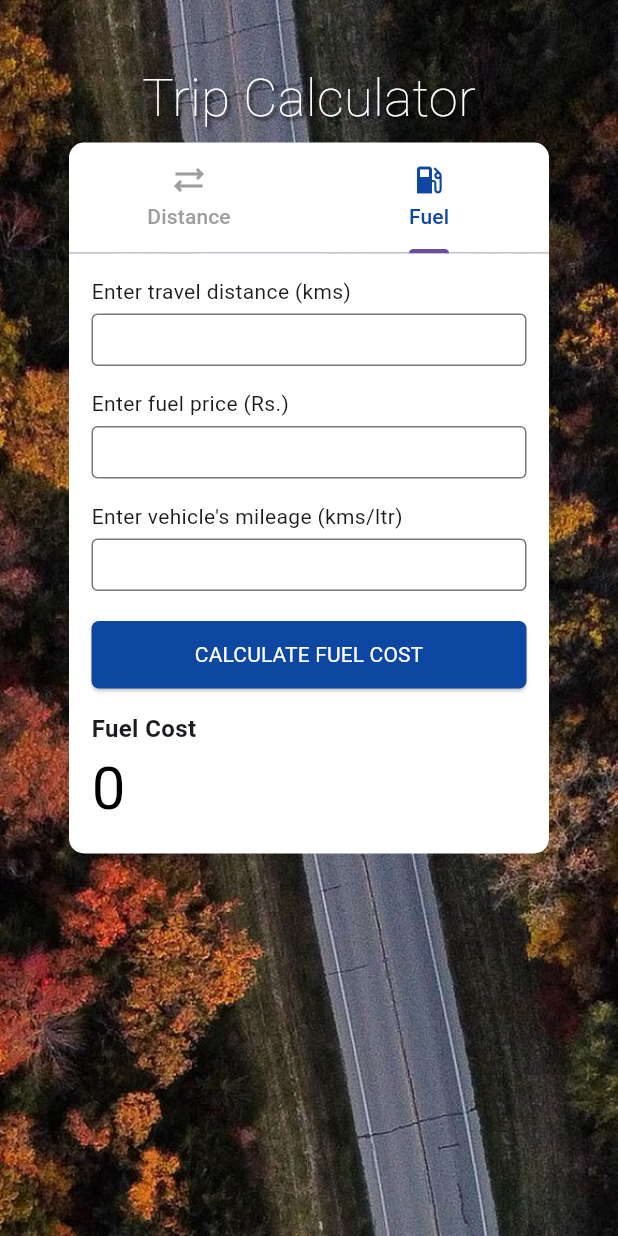
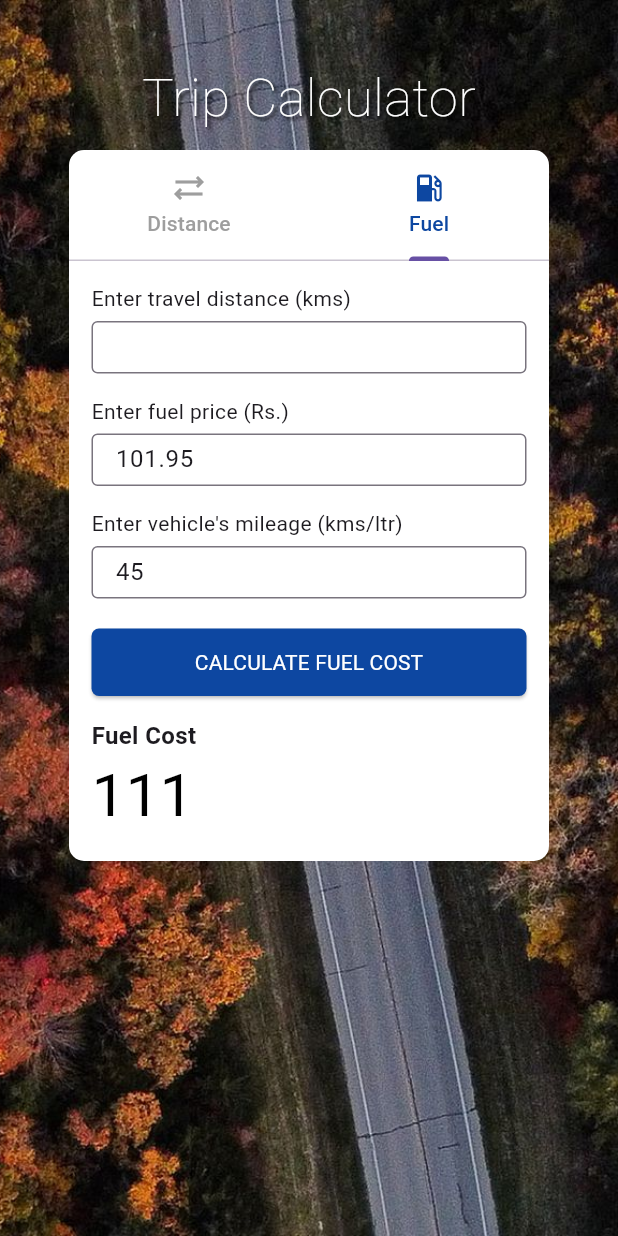
Before and after one commit to PraveenJJ/Trip-Calculator-Flutter, a Flutter app: the screen it shows after launch, tab 2 chosen, after a tap on "CALCULATE FUEL COST", on a phone screen of 412 x 824 dp. Run offline on Flutter 3.47's test engine with Material 3 defaults, Android fonts, the phone set to English and light mode, and no system bars; drawn by our look-alikes of animated_flip_counter; missing offline and left inert: flip_panel, odometer.

Commit message:
refactoring widgets 1.1

```diff
--- a/lib/main.dart
+++ b/lib/main.dart
@@ -15,7 +15,7 @@ class MyApp extends StatelessWidget {
   @override
   Widget build(BuildContext context) {
     return const MaterialApp(
-      title: 'Variable Height Tabs',
+      title: 'Trip Calculator',
       home: MyHomePage(),
     );
   }
@@ -80,7 +80,7 @@ class MyHomePageState extends State<MyHomePage>
                             const DistanceFormContainer(),
 
                             // Container for Fuel form
-                            const FuelFormContainer(),
+                            FuelFormContainer(),
                           ][_tabController.index],
                         ),
                       ],
--- a/lib/widgets/distance_form_container.dart
+++ b/lib/widgets/distance_form_container.dart
@@ -9,8 +9,8 @@ class DistanceFormContainer extends StatefulWidget {
 
 class DistanceFormContainerState  extends State<DistanceFormContainer> {
 
-  final TextEditingController _amountSpentController = TextEditingController(text: '100');
-  final TextEditingController _currentOdometerController = TextEditingController(text: '8100');
+  final TextEditingController _amountSpentController = TextEditingController();
+  final TextEditingController _currentOdometerController = TextEditingController();
   final TextEditingController _fuelPriceController = TextEditingController(text: '101.95');
   final TextEditingController _mileageController = TextEditingController(text: '45');
 
@@ -61,6 +61,7 @@ class DistanceFormContainerState  extends State<DistanceFormContainer> {
                   child: TextFormField(
                     controller: _amountSpentController,
                     keyboardType: const TextInputType.numberWithOptions(decimal: false),
+                    textAlignVertical: TextAlignVertical.top,
                     decoration: const InputDecoration(
                       border: OutlineInputBorder(),
                     ),
@@ -80,6 +81,7 @@ class DistanceFormContainerState  extends State<DistanceFormContainer> {
                   child: TextFormField(
                     controller: _currentOdometerController,
                     keyboardType: const TextInputType.numberWithOptions(decimal: false),
+                    textAlignVertical: TextAlignVertical.top,
                     decoration: const InputDecoration(
                       border: OutlineInputBorder(),
                     ),
@@ -99,6 +101,7 @@ class DistanceFormContainerState  extends State<DistanceFormContainer> {
                   child: TextFormField(
                     controller: _fuelPriceController,
                     keyboardType: const TextInputType.numberWithOptions(decimal: false),
+                    textAlignVertical: TextAlignVertical.top,
                     decoration: const InputDecoration(
                       border: OutlineInputBorder(),
                     ),
@@ -118,6 +121,7 @@ class DistanceFormContainerState  extends State<DistanceFormContainer> {
                   child: TextFormField(
                     controller: _mileageController,
                     keyboardType: const TextInputType.numberWithOptions(decimal: false),
+                    textAlignVertical: TextAlignVertical.top,
                     decoration: const InputDecoration(
                       border: OutlineInputBorder(),
                     ),
--- a/lib/widgets/fuel_form_container.dart
+++ b/lib/widgets/fuel_form_container.dart
@@ -1,8 +1,33 @@
 import 'package:flutter/material.dart';
 import 'package:animated_flip_counter/animated_flip_counter.dart';
 
-class FuelFormContainer extends StatelessWidget {
+class FuelFormContainer extends StatefulWidget {
   const FuelFormContainer({Key? key}) : super(key: key);
+  @override
+  FuelFormContainerState createState() => FuelFormContainerState();
+}
+
+class FuelFormContainerState extends State<FuelFormContainer> {
+  final TextEditingController _travelDistanceController =
+      TextEditingController();
+  final TextEditingController _fuelPriceController =
+      TextEditingController(text: '101.95');
+  final TextEditingController _mileageController =
+      TextEditingController(text: '45');
+
+  double fuelCostValue = 111;
+
+  Future<void> _calculateFuelCost() async {
+    double travelDistance = double.parse(_travelDistanceController.text);
+    double fuelPrice = double.parse(_fuelPriceController.text);
+    double mileage = double.parse(_mileageController.text);
+
+    double fuelCost = ((travelDistance / mileage) * fuelPrice).roundToDouble();
+
+    setState(() {
+      fuelCostValue = fuelCost;
+    });
+  }
 
   @override
   Widget build(BuildContext context) {
@@ -20,15 +45,78 @@ class FuelFormContainer extends StatelessWidget {
           mainAxisAlignment: MainAxisAlignment.start,
           crossAxisAlignment: CrossAxisAlignment.stretch,
           children: [
-            buildLabeledTextField(label: 'Enter travel distance (kms)'),
-            buildLabeledTextField(label: 'Enter fuel price (Rs.)'),
-            buildLabeledTextField(label: "Enter vehicle's mileage (kms/ltr)"),
+            Column(
+              crossAxisAlignment: CrossAxisAlignment.start,
+              children: [
+                const Text('Enter travel distance (kms)',
+                    style: TextStyle(fontWeight: FontWeight.normal)),
+                const SizedBox(height: 5.0),
+                SizedBox(
+                  height: 35.0, // Set the desired height here
+                  child: TextFormField(
+                    controller: _travelDistanceController,
+                    keyboardType:
+                        const TextInputType.numberWithOptions(decimal: false),
+                    textAlignVertical: TextAlignVertical.top,
+                    decoration: const InputDecoration(
+                      border: OutlineInputBorder(),
+                    ),
+                    // Add any necessary validation or controller properties
+                  ),
+                ),
+                const SizedBox(height: 15.0),
+              ],
+            ),
+            Column(
+              crossAxisAlignment: CrossAxisAlignment.start,
+              children: [
+                const Text('Enter fuel price (Rs.)',
+                    style: TextStyle(fontWeight: FontWeight.normal)),
+                const SizedBox(height: 5.0),
+                SizedBox(
+                  height: 35.0, // Set the desired height here
+                  child: TextFormField(
+                    controller: _fuelPriceController,
+                    keyboardType:
+                        const TextInputType.numberWithOptions(decimal: false),
+                    textAlignVertical: TextAlignVertical.top,
+                    decoration: const InputDecoration(
+                      border: OutlineInputBorder(),
+                    ),
+                    // Add any necessary validation or controller properties
+                  ),
+                ),
+                const SizedBox(height: 15.0),
+              ],
+            ),
+            Column(
+              crossAxisAlignment: CrossAxisAlignment.start,
+              children: [
+                const Text('Enter vehicle\'s mileage (kms/ltr)',
+                    style: TextStyle(fontWeight: FontWeight.normal)),
+                const SizedBox(height: 5.0),
+                SizedBox(
+                  height: 35.0, // Set the desired height here
+                  child: TextFormField(
+                    controller: _mileageController,
+                    keyboardType:
+                        const TextInputType.numberWithOptions(decimal: false),
+                    textAlignVertical: TextAlignVertical.top,
+                    decoration: const InputDecoration(
+                      border: OutlineInputBorder(),
+                    ),
+                    // Add any necessary validation or controller properties
+                  ),
+                ),
+                const SizedBox(height: 15.0),
+              ],
+            ),
             Container(
               padding: const EdgeInsets.fromLTRB(0.0, 5.0, 0.0, 0.0),
               height: 50.0,
               child: ElevatedButton(
                 onPressed: () {
-                  // Handle form submission
+                  _calculateFuelCost();
                 },
                 style: ElevatedButton.styleFrom(
                   backgroundColor: Colors.blue[900],
@@ -53,11 +141,11 @@ class FuelFormContainer extends StatelessWidget {
                     style: TextStyle(fontWeight: FontWeight.bold, fontSize: 16),
                   ),
                 ),
-                const AnimatedFlipCounter(
-                  value: 0,
-                  duration: Duration(seconds: 2),
+                AnimatedFlipCounter(
+                  value: fuelCostValue,
+                  duration: const Duration(seconds: 2),
                   curve: Curves.elasticOut,
-                  textStyle: TextStyle(fontSize: 40, color: Colors.black),
+                  textStyle: const TextStyle(fontSize: 40, color: Colors.black),
                 )
               ],
             ),
@@ -67,23 +155,3 @@ class FuelFormContainer extends StatelessWidget {
     );
   }
 }
-
-Widget buildLabeledTextField({required String label}) {
-  return Column(
-    crossAxisAlignment: CrossAxisAlignment.start,
-    children: [
-      Text(label, style: const TextStyle(fontWeight: FontWeight.normal)),
-      const SizedBox(height: 5.0),
-      SizedBox(
-        height: 35.0, // Set the desired height here
-        child: TextFormField(
-          decoration: const InputDecoration(
-            border: OutlineInputBorder(),
-          ),
-          // Add any necessary validation or controller properties
-        ),
-      ),
-      const SizedBox(height: 15.0),
-    ],
-  );
-}
--- a/lib/widgets/trip_calculator_tile.dart
+++ b/lib/widgets/trip_calculator_tile.dart
@@ -7,7 +7,7 @@ class TripCalculatorTitle extends StatelessWidget {
   Widget build(BuildContext context) {
     return const Center(
       child: Padding(
-        padding: EdgeInsets.fromLTRB(0.0, 40.0, 0.0, 5.0),
+        padding: EdgeInsets.fromLTRB(0.0, 40.0, 0.0, 10.0),
         child: Text(
           'Trip Calculator',
           style: TextStyle(
```
Also changed, not shown: 1 other file.
